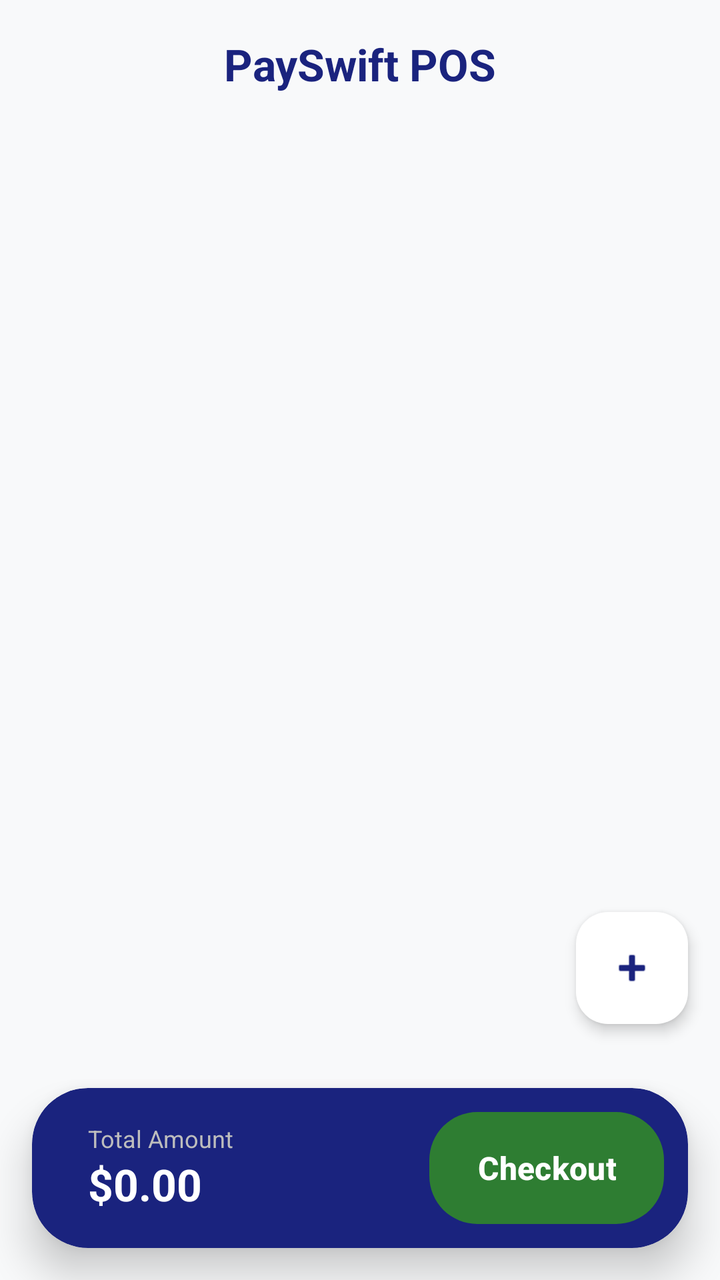
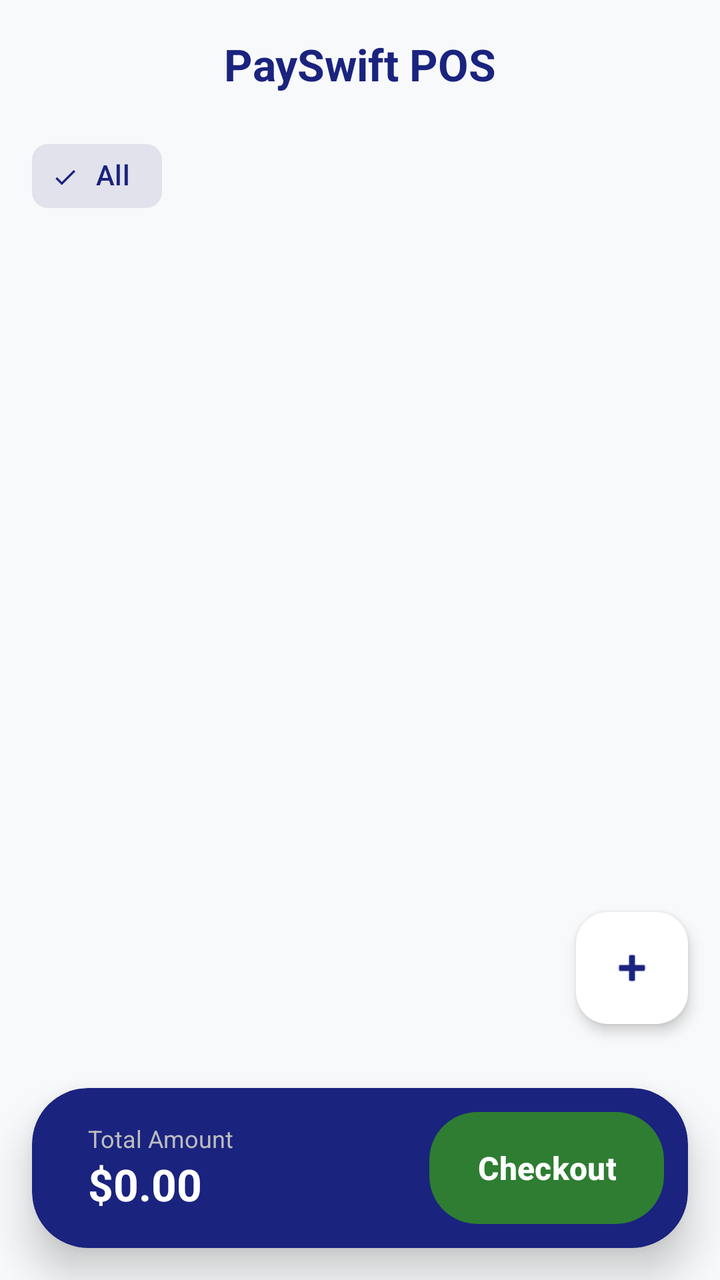

Before-and-after screenshots of an Android layout around one commit, followed by the original layout XML and the change that was made.
<!-- AndroidManifest.xml: application theme Theme.PosExpress -->
<!-- res/layout/fragment_catalog.xml -->
<?xml version="1.0" encoding="utf-8"?>
<RelativeLayout xmlns:android="http://schemas.android.com/apk/res/android"
    xmlns:app="http://schemas.android.com/apk/res-auto"
    android:id="@+id/main"
    android:layout_width="match_parent"
    android:layout_height="match_parent"
    android:background="@color/backgroundOffWhite">

    <com.google.android.material.appbar.AppBarLayout
        android:id="@+id/appBar"
        android:layout_width="match_parent"
        android:layout_height="wrap_content"
        android:background="@android:color/transparent"
        app:elevation="0dp">

        <com.google.android.material.appbar.MaterialToolbar
            android:layout_width="match_parent"
            android:layout_height="?attr/actionBarSize"
            android:background="@color/backgroundOffWhite">

            <TextView
                android:layout_width="wrap_content"
                android:layout_height="wrap_content"
                android:text="PaySwift POS"
                android:textColor="@color/primaryNavy"
                android:textSize="22sp"
                android:textStyle="bold"
                android:layout_gravity="center" />

        </com.google.android.material.appbar.MaterialToolbar>

    </com.google.android.material.appbar.AppBarLayout>

    <androidx.recyclerview.widget.RecyclerView
        android:id="@+id/recyclerView"
        android:layout_width="match_parent"
        android:layout_height="match_parent"
        android:layout_below="@id/appBar"
        android:paddingTop="8dp"
        android:paddingBottom="120dp"
        android:clipToPadding="false" />

    <ProgressBar
        android:id="@+id/progressBar"
        android:layout_width="wrap_content"
        android:layout_height="wrap_content"
        android:layout_centerInParent="true"
        android:visibility="gone"
        android:indeterminateTint="@color/primaryNavy" />

    
    <LinearLayout
        android:id="@+id/layoutMainEmptyState"
        android:layout_width="match_parent"
        android:layout_height="match_parent"
        android:layout_below="@id/appBar"
        android:orientation="vertical"
        android:gravity="center"
        android:padding="32dp"
        android:visibility="gone">

        <ImageView
            android:layout_width="120dp"
            android:layout_height="120dp"
            android:src="@android:drawable/ic_menu_agenda"
            app:tint="@color/surfaceVariant" />

        <TextView
            android:layout_width="wrap_content"
            android:layout_height="wrap_content"
            android:text="Catalog is Empty"
            android:textSize="20sp"
            android:textStyle="bold"
            android:textColor="@color/textPrimary"
            android:layout_marginTop="24dp" />

        <TextView
            android:layout_width="wrap_content"
            android:layout_height="wrap_content"
            android:text="Tap the '+' button to add your first product."
            android:textSize="14sp"
            android:textColor="@color/textSecondary"
            android:textAlignment="center"
            android:layout_marginTop="8dp" />

    </LinearLayout>

    
    <com.google.android.material.card.MaterialCardView
        android:id="@+id/layoutBottom"
        android:layout_width="match_parent"
        android:layout_height="wrap_content"
        android:layout_alignParentBottom="true"
        android:layout_margin="16dp"
        app:cardCornerRadius="28dp"
        app:cardElevation="12dp"
        app:strokeWidth="0dp"
        app:cardBackgroundColor="@color/primaryNavy">

        <LinearLayout
            android:layout_width="match_parent"
            android:layout_height="wrap_content"
            android:orientation="horizontal"
            android:padding="12dp"
            android:gravity="center_vertical">

            <LinearLayout
                android:layout_width="0dp"
                android:layout_height="wrap_content"
                android:layout_weight="1"
                android:layout_marginStart="16dp"
                android:orientation="vertical">

                <TextView
                    android:layout_width="wrap_content"
                    android:layout_height="wrap_content"
                    android:text="Total Amount"
                    android:textColor="#BDBDBD"
                    android:textSize="12sp" />

                <TextView
                    android:id="@+id/tvTotalAmount"
                    android:layout_width="wrap_content"
                    android:layout_height="wrap_content"
                    android:text="$0.00"
                    android:textColor="@color/white"
                    android:textSize="22sp"
                    android:textStyle="bold" />
            </LinearLayout>

            <com.google.android.material.button.MaterialButton
                android:id="@+id/btnProceedPay"
                style="@style/Widget.PaySwift.Button.Premium"
                android:layout_width="wrap_content"
                android:layout_height="56dp"
                android:text="Checkout"
                android:paddingHorizontal="24dp"
                android:textSize="16sp"
                android:textStyle="bold"
                app:cornerRadius="24dp" />
        </LinearLayout>

    </com.google.android.material.card.MaterialCardView>

    <com.google.android.material.floatingactionbutton.FloatingActionButton
        android:id="@+id/fabAddProduct"
        android:layout_width="wrap_content"
        android:layout_height="wrap_content"
        android:layout_above="@id/layoutBottom"
        android:layout_alignParentEnd="true"
        android:layout_margin="16dp"
        android:layout_marginBottom="8dp"
        android:src="@android:drawable/ic_input_add"
        app:backgroundTint="@color/white"
        app:tint="@color/primaryNavy"
        app:elevation="4dp"
        />

</RelativeLayout>
<!-- resources referenced by this layout -->
<resources>
  <color name="backgroundOffWhite">#F8F9FA</color>
  <color name="primaryNavy">#1A237E</color>
  <color name="surfaceVariant">#E1E2EC</color>
  <color name="textPrimary">#1A1C1E</color>
  <color name="textSecondary">#44474E</color>
  <color name="white">#FFFFFF</color>
  <style name="Widget.PaySwift.Button.Premium" parent="Widget.Material3.Button">
          <item name="backgroundTint">@color/successGreen</item>
          <item name="android:textColor">@color/white</item>
          <item name="shapeAppearanceOverlay">@style/ShapeAppearance.PaySwift.ExtraRounded</item>
          <item name="android:insetTop">0dp</item>
          <item name="android:insetBottom">0dp</item>
      </style>
  <style name="Theme.PosExpress" parent="Base.Theme.PosExpress" />
  <color name="successGreen">#2E7D32</color>
  <style name="ShapeAppearance.PaySwift.ExtraRounded" parent="">
          <item name="cornerSize">28dp</item>
      </style>
  <style name="Base.Theme.PosExpress" parent="Theme.Material3.DayNight.NoActionBar">
          <item name="colorPrimary">@color/primaryNavy</item>
          <item name="colorOnPrimary">@color/white</item>
          <item name="android:windowBackground">@color/backgroundOffWhite</item>
          <item name="android:statusBarColor">@color/primaryNavy</item>
          <item name="colorSecondaryContainer">@color/surfaceVariant</item>
          <item name="colorOnSecondaryContainer">@color/primaryNavy</item>
      </style>
</resources>

<!-- the commit's change to res/layout/fragment_catalog.xml (unified diff, before → after) -->
@@ -28,6 +28,31 @@
                 android:layout_gravity="center" />
 
         </com.google.android.material.appbar.MaterialToolbar>
+
+        <HorizontalScrollView
+            android:layout_width="match_parent"
+            android:layout_height="wrap_content"
+            android:scrollbars="none"
+            android:paddingHorizontal="16dp"
+            android:paddingBottom="8dp">
+
+            <com.google.android.material.chip.ChipGroup
+                android:id="@+id/chipGroupCategories"
+                android:layout_width="wrap_content"
+                android:layout_height="wrap_content"
+                app:singleSelection="true"
+                app:selectionRequired="true">
+
+                <com.google.android.material.chip.Chip
+                    android:id="@+id/chipAll"
+                    style="@style/Widget.Material3.Chip.Filter"
+                    android:layout_width="wrap_content"
+                    android:layout_height="wrap_content"
+                    android:text="All"
+                    android:checked="true" />
+
+            </com.google.android.material.chip.ChipGroup>
+        </HorizontalScrollView>
 
     </com.google.android.material.appbar.AppBarLayout>
 
